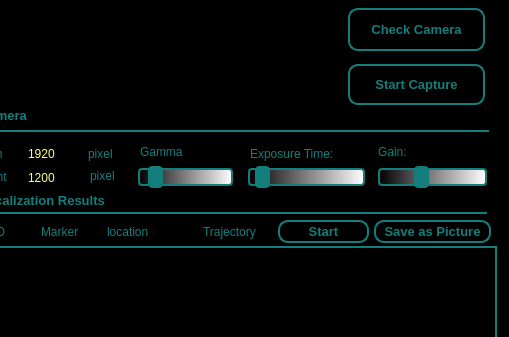
First picture: the form in viewers/localization_embedded.ui, repository XuelongSun/VColCOSP_GUI, before the edit; both pictures show x 268 to 777 and y 0 to 337 of the 777 by 585 pixel window.
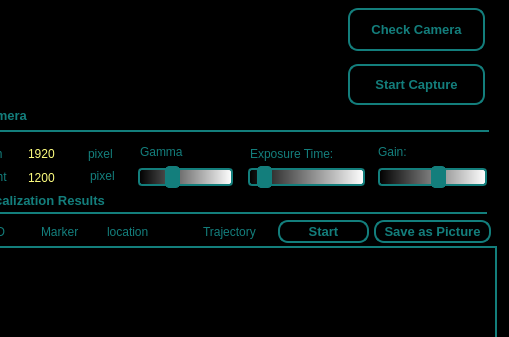
Second picture: the form after the edit. Icons and pictures are not drawn.

```diff
--- a/viewers/localization_embedded.ui
+++ b/viewers/localization_embedded.ui
@@ -434,7 +434,7 @@
     <number>100</number>
    </property>
    <property name="value">
-    <number>10</number>
+    <number>33</number>
    </property>
    <property name="orientation">
     <enum>Qt::Horizontal</enum>
@@ -709,7 +709,7 @@
     <number>1</number>
    </property>
    <property name="value">
-    <number>12</number>
+    <number>18</number>
    </property>
    <property name="orientation">
     <enum>Qt::Horizontal</enum>
@@ -778,7 +778,7 @@
     <number>1000</number>
    </property>
    <property name="value">
-    <number>50</number>
+    <number>69</number>
    </property>
    <property name="orientation">
     <enum>Qt::Horizontal</enum>
```
